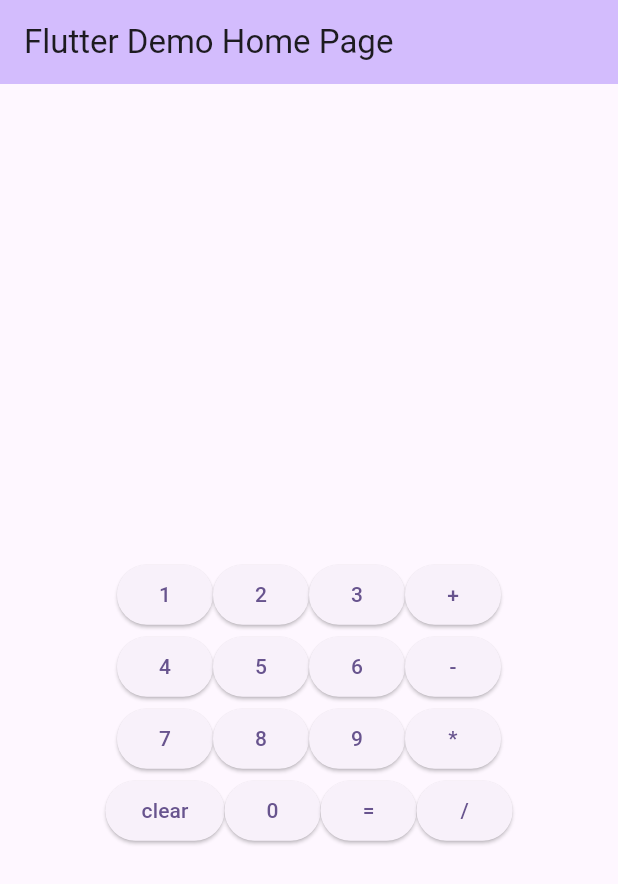
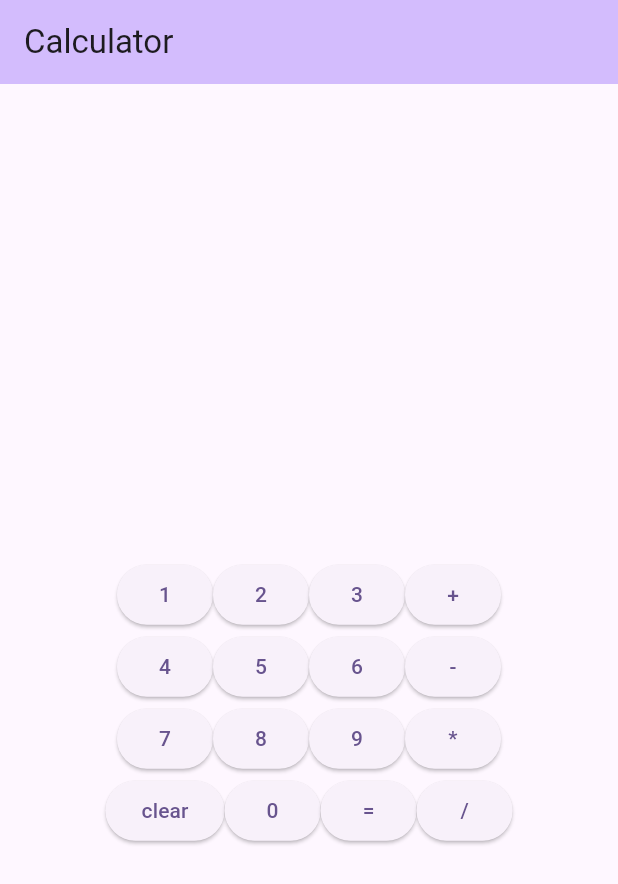
Before and after one commit to Ben-Bompson/MAD-Homework-2, a Flutter app: the screen it shows after launch, on a phone screen of 412 x 824 dp. Shown: the top 884 px of the screen. Run offline on Flutter 3.47's test engine with Material 3 defaults, Android fonts, the phone set to English and light mode, and no system bars.

Commit message:
changes homepage title to 'Calculator'

```diff
--- a/lib/main.dart
+++ b/lib/main.dart
@@ -32,7 +32,7 @@ class MyApp extends StatelessWidget {
         colorScheme: ColorScheme.fromSeed(seedColor: Colors.deepPurple),
         useMaterial3: true,
       ),
-      home: const MyHomePage(title: 'Flutter Demo Home Page'),
+      home: const MyHomePage(title: 'Calculator'),
     );
   }
 }
```
